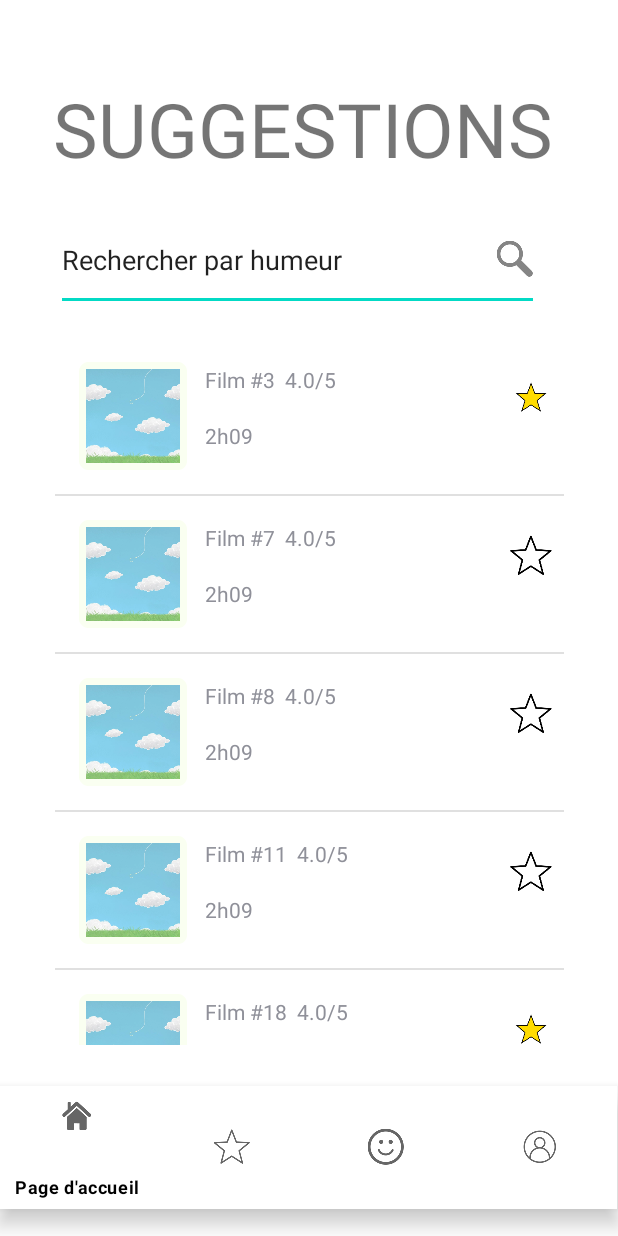
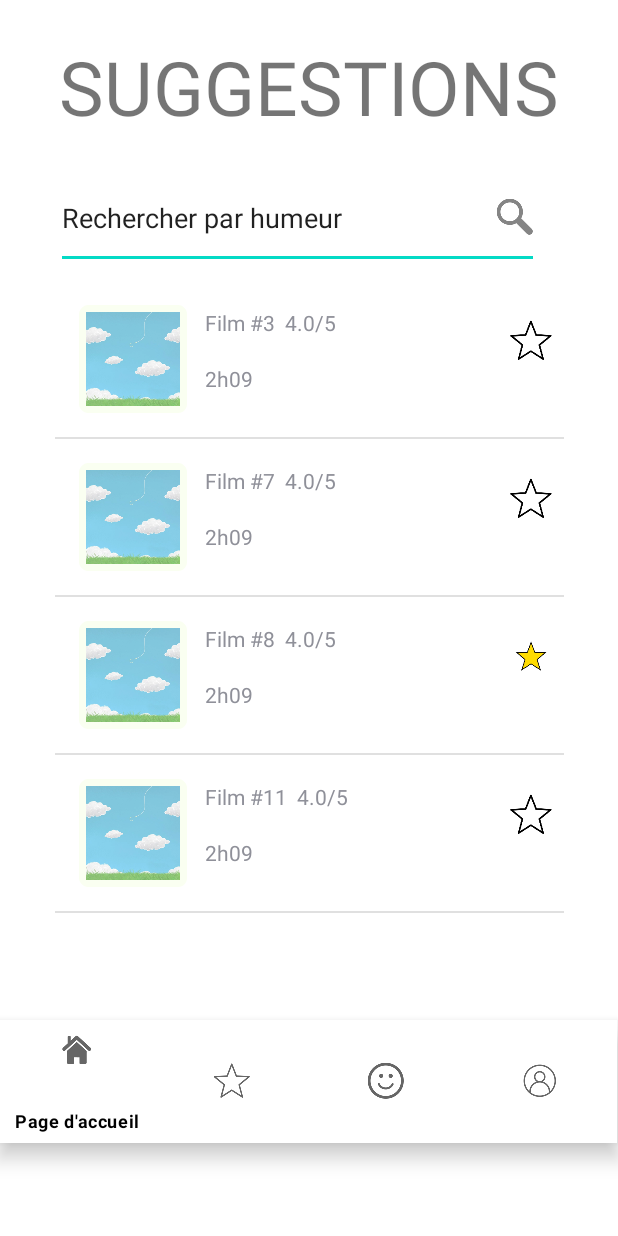
Before and after one commit to jayouimet/Devoir_04, an Android app: the screen it shows after launch (SuggestionFilm), on a phone screen of 412 x 824 dp. Run offline under Robolectric (Android 15) with nearby library versions, the phone set to English and light mode, and no system bars.

Commit message:
ajout commentaire

```diff
--- a/Implementation/app/src/main/java/com/example/devoir4film/BD.java
+++ b/Implementation/app/src/main/java/com/example/devoir4film/BD.java
@@ -5,4 +5,26 @@ import java.util.ArrayList;
 public class BD {
    public static Utilisateur user=new Utilisateur();
    public static String[] listHumeur={"Fâché","Neutre","Fatigué","Drôle","Party","Heureux","Amoureux","Triste","Horreur","Nostalgique","Dépressif","Curieux"};
+   public static ArrayList<Film> tabfilm=createTabFilm();
+
+   /**
+    * met des films
+    * @return le tableau de film
+    */
+   private static ArrayList<Film> createTabFilm() {
+      ArrayList<Film> tableaufilm = new ArrayList<>();//remplit les films
+      for (int i = 1; i < 50; i++) {
+         Film temp = new Film("Film #" + i);
+         if(i%4==0){
+            //met des films en favoris
+            temp.setFavori(true);
+         }
+         tableaufilm.add(temp);
+
+      }
+      return tableaufilm;
+
+   }
+
+
 }
--- a/Implementation/app/src/main/java/com/example/devoir4film/SuggestionFilm.java
+++ b/Implementation/app/src/main/java/com/example/devoir4film/SuggestionFilm.java
@@ -32,21 +32,14 @@ public class SuggestionFilm extends AppCompatActivity {
     protected void onCreate(Bundle savedInstanceState) {
         super.onCreate(savedInstanceState);
         setContentView(R.layout.activity_suggestion);
-        actuel=BD.user;
+        actuel=BD.user;//utilisateur
+        //trouve les elements visuels
         maListView = findViewById(R.id.listsuggestion);
         bottomNavigationMenu = findViewById(R.id.barnavsuggestion);
         inputRechercher = findViewById(R.id.barrerechercheselonhumeur);
         favorie=findViewById(R.id.imageetoile);
-        tabfilm = new ArrayList<>();
-        for (int i = 1; i < 26; i++) {
-            Film temp = new Film("Film #" + i);
-            if(i%3==0){
-                temp.setFavori(true);
-            }
-            tabfilm.add(temp);
-
-        }
-        //Création de la ArrayList qui nous permettra de remplir la listView
+        tabfilm = BD.tabfilm;
+        //remplit la liste view
         updateListView("",true);
         inputRechercher.addTextChangedListener(new TextWatcher() {
             @Override
@@ -89,6 +82,11 @@ public class SuggestionFilm extends AppCompatActivity {
 
     }
 
+    /**
+     * update la list view
+     * @param stringDepart comment ca doit commencer pour afficher
+     * @param firstlook si est la premiere fois affiche ou upate a cause text change
+     */
     public void updateListView(String stringDepart,boolean firstlook) {
         ArrayList<HashMap<String, String>> listItem = new ArrayList<HashMap<String, String>>();
         //cette partie du code est base sur https://a-renouard.developpez.com/tutoriels/android/personnaliser-listview/
@@ -105,9 +103,9 @@ public class SuggestionFilm extends AppCompatActivity {
                     map = new HashMap<>();
                     map.put("titre", temp.getTitre() + "  " + temp.getNote() + "/5");
 
-                    //on insère un élément description que l'on récupérera dans le textView description créé dans le fichier row.xml
 
-                    //on insère la référence à l'image (converti en String car normalement c'est un int) que l'on récupérera dans l'imageView créé dans le fichier row.xml
+
+                    //on insere les divers info
                     map.put("duree", temp.getDuree());
                     if(temp.isFavori()){
                         map.put("img",String.valueOf(R.mipmap.yellowstar_foreground));
@@ -119,13 +117,12 @@ public class SuggestionFilm extends AppCompatActivity {
                     break;
 
                 }
+                //si cest la premiere fois affiche tout film qui a bonne humeur
                 else if(firstlook&&actuel.getHumeur().equalsIgnoreCase(temp.getHumeurlist().get(i))){
                     map = new HashMap<>();
                     map.put("titre", temp.getTitre() + "  " + temp.getNote() + "/5");
 
-                    //on insère un élément description que l'on récupérera dans le textView description créé dans le fichier row.xml
-
-                    //on insère la référence à l'image (converti en String car normalement c'est un int) que l'on récupérera dans l'imageView créé dans le fichier row.xml
+                    //on insire diverse informations
                     map.put("duree", temp.getDuree());
                     if(temp.isFavori()){
                         map.put("img",String.valueOf(R.mipmap.yellowstar_foreground));
@@ -140,7 +137,7 @@ public class SuggestionFilm extends AppCompatActivity {
 
         }
 
-        //Création d'un SimpleAdapter qui se chargera de mettre les items présents dans notre list (listItem) dans la vue row(chque cours)
+        //Création d'un SimpleAdapter qui se chargera de mettre les items présents dans notre list (listItem) dans la vue row(chaque film)
         SimpleAdapter mSchedule = new SimpleAdapter(this.getBaseContext(), listItem, R.layout.rangefilmsuggestion,
                 new String[]{"titre", "duree","img"}, new int[]{R.id.titrenote, R.id.dureetextbox,R.id.imageetoile});
 
@@ -152,7 +149,7 @@ public class SuggestionFilm extends AppCompatActivity {
         });*/
         //Enfin on met un écouteur d'évènement sur notre listView
         maListView.setOnItemClickListener((a, v, position, id) -> {
-            //on récupère la HashMap contenant les infos de notre item (titre, description, img)
+            //on récupère la HashMap contenant les infos de notre item (titre)
             HashMap<String, String> map1 = (HashMap<String, String>) maListView.getItemAtPosition(position);
 
 
--- a/Implementation/app/src/main/res/layout/activity_suggestion.xml
+++ b/Implementation/app/src/main/res/layout/activity_suggestion.xml
@@ -10,11 +10,10 @@
         android:id="@+id/suggestion"
         android:layout_width="wrap_content"
         android:layout_height="wrap_content"
-        android:layout_marginTop="52dp"
+        android:layout_marginTop="24dp"
         android:text="@string/suggestion"
         android:textSize="50dp"
         app:layout_constraintEnd_toEndOf="parent"
-        app:layout_constraintHorizontal_bias="0.452"
         app:layout_constraintStart_toStartOf="parent"
         app:layout_constraintTop_toTopOf="parent" />
 
@@ -35,8 +34,8 @@
     <ListView
         android:id="@+id/listsuggestion"
         android:layout_width="339dp"
-        android:layout_height="471dp"
-        android:layout_marginTop="18dp"
+        android:layout_height="421dp"
+        android:layout_marginTop="8dp"
         app:layout_constraintEnd_toEndOf="parent"
         app:layout_constraintStart_toStartOf="parent"
         app:layout_constraintTop_toBottomOf="@+id/barrerechercheselonhumeur" />
```
Also changed, not shown: Implementation/app/src/main/java/com/example/devoir4film/choisirHumeur.java (+6 -6 lines), Implementation/app/src/main/java/com/example/devoir4film/favoris.java (+8 -13 lines).
